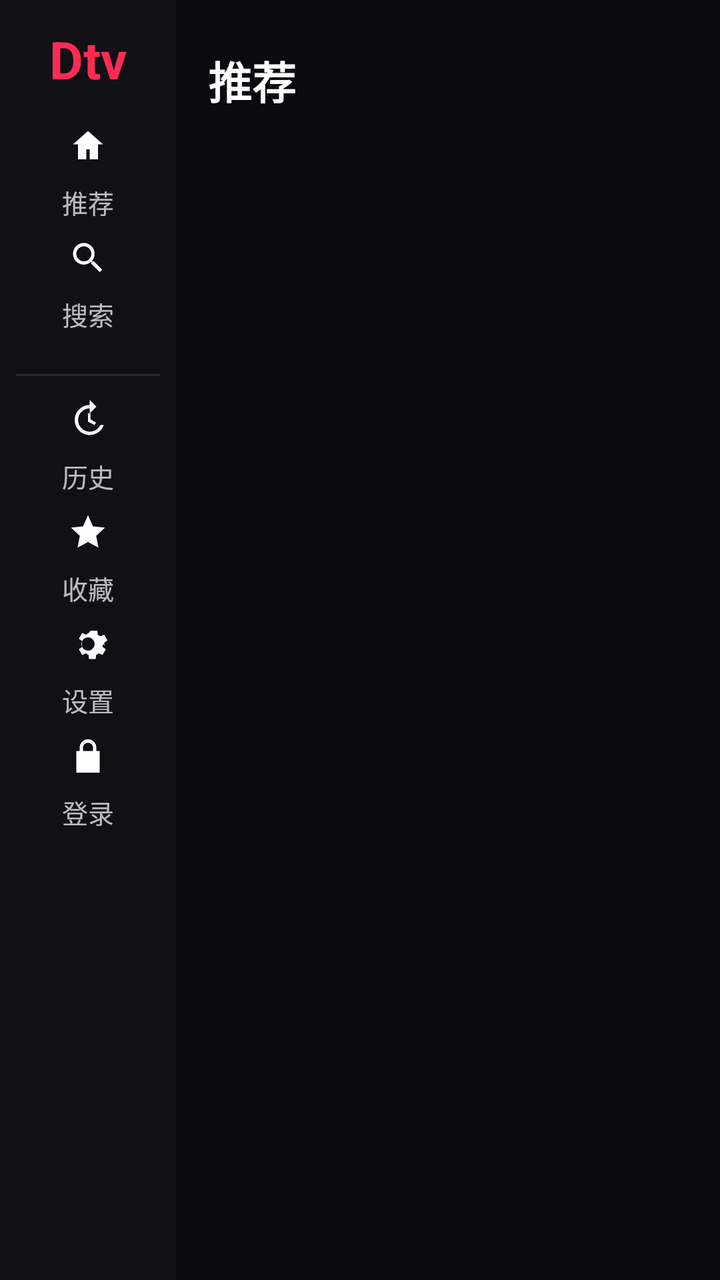
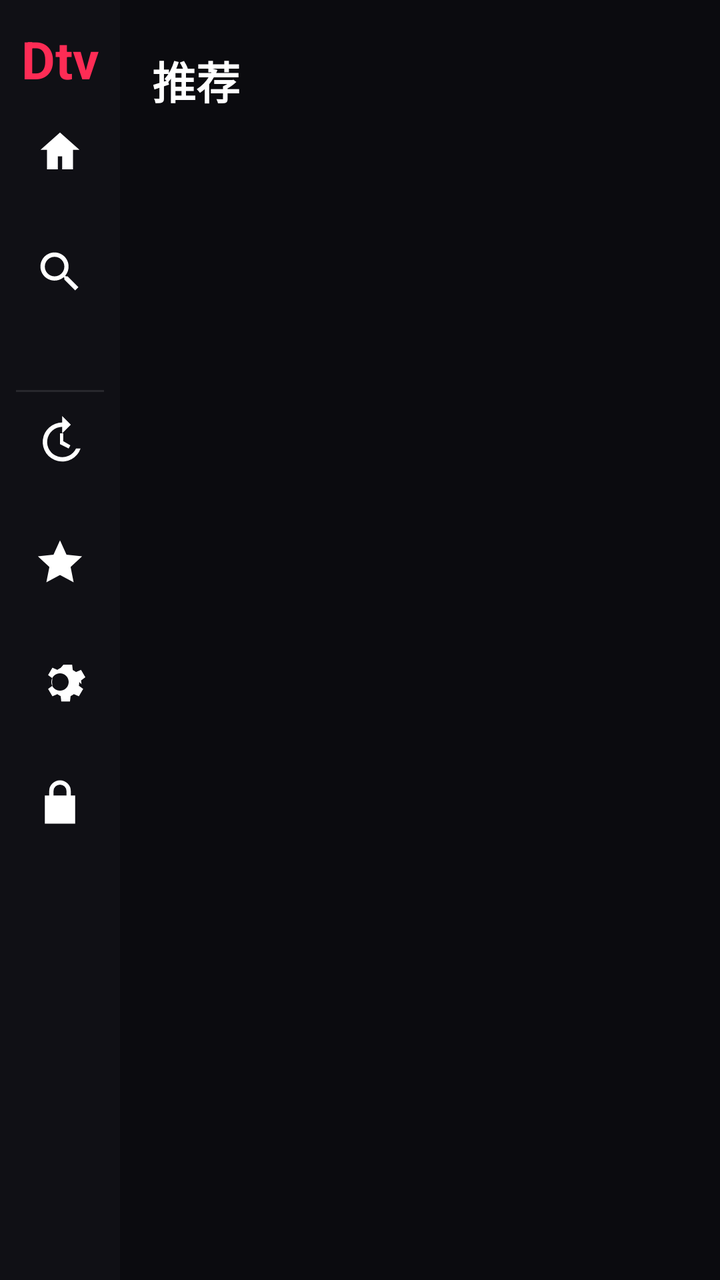

Before-and-after screenshots of an Android layout around one commit, followed by the original layout XML and the change that was made.
<!-- AndroidManifest.xml: application theme AppTheme -->
<!-- res/layout/activity_main.xml -->
<?xml version="1.0" encoding="utf-8"?>
<LinearLayout xmlns:android="http://schemas.android.com/apk/res/android"
    android:layout_width="match_parent"
    android:layout_height="match_parent"
    android:background="@color/bg_root"
    android:orientation="horizontal">

    
    <LinearLayout
        android:id="@+id/sidebar"
        android:layout_width="@dimen/tv_nav_width"
        android:layout_height="match_parent"
        android:background="@color/bg_nav"
        android:orientation="vertical"
        android:paddingLeft="@dimen/tv_nav_padding_h"
        android:paddingRight="@dimen/tv_nav_padding_h"
        android:paddingTop="@dimen/tv_nav_padding_v"
        android:paddingBottom="@dimen/tv_nav_padding_v">

        <TextView
            android:layout_width="match_parent"
            android:layout_height="wrap_content"
            android:layout_marginBottom="@dimen/space_m"
            android:gravity="center"
            android:text="Dtv"
            android:textColor="@color/brand"
            android:textSize="@dimen/tv_nav_logo_size"
            android:textStyle="bold" />

        
        <TextView
            android:id="@+id/navRecommend"
            android:layout_width="match_parent"
            android:layout_height="@dimen/tv_nav_item_height"
            android:layout_marginTop="@dimen/tv_nav_item_margin_v"
            android:background="@drawable/nav_item_bg"
            android:focusable="true"
            android:focusableInTouchMode="true"
            android:gravity="center"
            android:paddingLeft="@dimen/space_m"
            android:paddingRight="@dimen/space_m"
            android:drawableTop="@drawable/ic_nav_recommend"
        android:drawablePadding="@dimen/space_xs"
        android:includeFontPadding="false"
        android:text="推荐"
            android:textColor="@color/text_state"
            android:textSize="@dimen/tv_nav_text_size" />

        <TextView
            android:id="@+id/navSearch"
            android:layout_width="match_parent"
            android:layout_height="@dimen/tv_nav_item_height"
            android:layout_marginTop="@dimen/tv_nav_item_margin_v"
            android:background="@drawable/nav_item_bg"
            android:focusable="true"
            android:focusableInTouchMode="true"
            android:gravity="center"
            android:paddingLeft="@dimen/space_m"
            android:paddingRight="@dimen/space_m"
            android:drawableTop="@drawable/ic_nav_search"
        android:drawablePadding="@dimen/space_xs"
        android:includeFontPadding="false"
        android:text="搜索"
            android:textColor="@color/text_state"
            android:textSize="@dimen/tv_nav_text_size" />

        <View android:layout_width="match_parent" android:layout_height="@dimen/space_l" />

        <View
            android:layout_width="match_parent"
            android:layout_height="1dp"
            android:layout_marginBottom="@dimen/space_m"
            android:background="@color/divider" />

        
        <TextView
            android:id="@+id/navHistory"
            android:layout_width="match_parent"
            android:layout_height="@dimen/tv_nav_item_height"
            android:layout_marginBottom="@dimen/tv_nav_item_margin_v"
            android:background="@drawable/nav_item_bg"
            android:focusable="true"
            android:focusableInTouchMode="true"
            android:gravity="center"
            android:paddingLeft="@dimen/space_m"
            android:paddingRight="@dimen/space_m"
            android:drawableTop="@drawable/ic_nav_history"
        android:drawablePadding="@dimen/space_xs"
        android:includeFontPadding="false"
        android:text="历史"
            android:textColor="@color/text_state"
            android:textSize="@dimen/tv_nav_text_size" />

        <TextView
            android:id="@+id/navCollect"
            android:layout_width="match_parent"
            android:layout_height="@dimen/tv_nav_item_height"
            android:layout_marginBottom="@dimen/tv_nav_item_margin_v"
            android:background="@drawable/nav_item_bg"
            android:focusable="true"
            android:focusableInTouchMode="true"
            android:gravity="center"
            android:paddingLeft="@dimen/space_m"
            android:paddingRight="@dimen/space_m"
            android:drawableTop="@drawable/ic_nav_collect"
        android:drawablePadding="@dimen/space_xs"
        android:includeFontPadding="false"
        android:text="收藏"
            android:textColor="@color/text_state"
            android:textSize="@dimen/tv_nav_text_size" />

        <TextView
            android:id="@+id/navSettings"
            android:layout_width="match_parent"
            android:layout_height="@dimen/tv_nav_item_height"
            android:layout_marginBottom="@dimen/tv_nav_item_margin_v"
            android:background="@drawable/nav_item_bg"
            android:focusable="true"
            android:focusableInTouchMode="true"
            android:gravity="center"
            android:paddingLeft="@dimen/space_m"
            android:paddingRight="@dimen/space_m"
            android:drawableTop="@drawable/ic_nav_settings"
        android:drawablePadding="@dimen/space_xs"
        android:includeFontPadding="false"
        android:text="设置"
            android:textColor="@color/text_state"
            android:textSize="@dimen/tv_nav_text_size" />

        <TextView
            android:id="@+id/navLogin"
            android:layout_width="match_parent"
            android:layout_height="@dimen/tv_nav_item_height"
            android:background="@drawable/nav_item_bg"
            android:focusable="true"
            android:focusableInTouchMode="true"
            android:gravity="center"
            android:paddingLeft="@dimen/space_m"
            android:paddingRight="@dimen/space_m"
            android:drawableTop="@drawable/ic_nav_login"
        android:drawablePadding="@dimen/space_xs"
        android:includeFontPadding="false"
        android:text="登录"
            android:textColor="@color/text_state"
            android:textSize="@dimen/tv_nav_text_size" />
    </LinearLayout>

    
    <LinearLayout
        android:layout_width="0dp"
        android:layout_height="match_parent"
        android:layout_weight="1"
        android:orientation="vertical">

        
        <LinearLayout
            android:layout_width="match_parent"
            android:layout_height="wrap_content"
            android:gravity="center_vertical"
            android:orientation="horizontal"
            android:paddingLeft="@dimen/tv_content_padding"
            android:paddingRight="@dimen/tv_content_padding"
            android:paddingTop="@dimen/space_xl"
            android:paddingBottom="@dimen/space_m">

            <TextView
                android:id="@+id/tvSectionTitle"
                android:layout_width="wrap_content"
                android:layout_height="wrap_content"

        android:text="推荐"
                android:textColor="@color/text_primary"
                android:textSize="@dimen/tv_section_title_size"
                android:textStyle="bold" />

            <TextView
                android:id="@+id/tvCount"
                android:layout_width="wrap_content"
                android:layout_height="wrap_content"
                android:textColor="@color/text_tertiary"
                android:textSize="@dimen/text_caption" />

            <View
                android:layout_width="0dp"
                android:layout_height="1dp"
                android:layout_weight="1" />

            <TextView
                android:id="@+id/tvHint"
                android:layout_width="wrap_content"
                android:layout_height="wrap_content"
                android:gravity="right"
                android:textColor="@color/text_tertiary"
                android:textSize="@dimen/text_caption"     android:visibility="gone"
                />
        </LinearLayout>

        
        <HorizontalScrollView
            android:id="@+id/tabScroll"
            android:layout_width="match_parent"
            android:layout_height="wrap_content"
            android:paddingLeft="@dimen/tv_content_padding"
            android:paddingRight="@dimen/tv_content_padding"
            android:scrollbars="none">

            <LinearLayout
                android:id="@+id/tabContainer"
                android:layout_width="wrap_content"
                android:layout_height="wrap_content"
                android:orientation="horizontal" />
        </HorizontalScrollView>

        
        <FrameLayout
            android:layout_width="match_parent"
            android:layout_height="0dp"
            android:layout_weight="1"
            android:paddingLeft="@dimen/tv_content_padding"
            android:paddingRight="@dimen/tv_content_padding"
            android:paddingBottom="@dimen/tv_content_padding">

            <androidx.recyclerview.widget.RecyclerView
                android:id="@+id/gridView"
                android:layout_width="match_parent"
                android:layout_height="match_parent"
                android:clipToPadding="false"
                android:paddingTop="@dimen/space_m"
                android:paddingBottom="@dimen/infobar_height"
                android:scrollbars="none" />

              
              <LinearLayout
                  android:id="@+id/infobar"
                  android:visibility="gone"
                  android:layout_width="match_parent"
                  android:layout_height="@dimen/infobar_height"
                  android:layout_gravity="bottom"
                  android:background="@color/scrim_panel"
                  android:gravity="center_vertical"
                  android:orientation="horizontal"
                  android:paddingLeft="@dimen/space_m"
                  android:paddingRight="@dimen/space_m">

                  <TextView
                      android:id="@+id/tvInfoTitle"
                      android:layout_width="0dp"
                      android:layout_height="wrap_content"
                      android:layout_weight="1"
                      android:ellipsize="end"
                      android:maxLines="1"
                      android:textColor="@color/text_primary"
                      android:textSize="@dimen/infobar_title_size" />

                  <TextView
                      android:id="@+id/tvInfoMeta"
                      android:layout_width="wrap_content"
                      android:layout_height="wrap_content"
                      android:ellipsize="end"
                      android:maxLines="1"
                      android:textColor="@color/text_secondary"
                      android:textSize="@dimen/infobar_meta_size" />
              </LinearLayout>

            
            <LinearLayout
                android:id="@+id/placeholder"
                android:layout_width="match_parent"
                android:layout_height="match_parent"
                android:gravity="center"
                android:orientation="vertical"
                android:visibility="gone">

                <ProgressBar
                    android:id="@+id/pbLoading"
                    android:layout_width="@dimen/tv_placeholder_icon"
                    android:layout_height="@dimen/tv_placeholder_icon"
                    android:visibility="gone" />

                <TextView
                    android:id="@+id/tvPlaceholder"
                    android:layout_width="wrap_content"
                    android:layout_height="wrap_content"
                    android:layout_marginTop="@dimen/space_m"
                    android:gravity="center"
                    android:lineSpacingExtra="6dp"
                    android:textColor="@color/text_secondary"
                    android:textSize="@dimen/tv_placeholder_text" />

                <TextView
                    android:id="@+id/btnRetry"
                    android:layout_width="wrap_content"
                    android:layout_height="@dimen/tv_btn_height"
                    android:layout_marginTop="@dimen/tv_placeholder_btn_gap"
                    android:background="@drawable/focus_chip"
                    android:focusable="true"
                    android:focusableInTouchMode="true"
                    android:gravity="center"
                    android:minWidth="@dimen/tv_btn_min_width"
                    android:paddingLeft="@dimen/tv_btn_padding_h"
                    android:paddingRight="@dimen/tv_btn_padding_h"
                    android:text="重试"
                    android:textColor="@color/btn_text"
                    android:textSize="@dimen/tv_btn_text_size"
                    android:visibility="gone" />
            </LinearLayout>
        </FrameLayout>
    </LinearLayout>
</LinearLayout>
<!-- resources referenced by this layout -->
<resources>
  <color name="bg_nav">#FF101015</color>
  <color name="bg_root">#FF0B0B0F</color>
  <color name="brand">#FFFE2C55</color>
  <color name="divider">#1AFFFFFF</color>
  <color name="scrim_panel">#E61A1A22</color>
  <color name="text_primary">#FFFFFFFF</color>
  <dimen name="infobar_height">52dp</dimen>
  <dimen name="infobar_meta_size">14sp</dimen>
  <dimen name="infobar_title_size">18sp</dimen>
  <dimen name="space_l">16dp</dimen>
  <dimen name="space_m">12dp</dimen>
  <dimen name="space_xl">24dp</dimen>
  <dimen name="space_xs">4dp</dimen>
  <dimen name="text_caption">14sp</dimen>
  <dimen name="tv_btn_height">46dp</dimen>
  <dimen name="tv_btn_min_width">120dp</dimen>
  <dimen name="tv_btn_padding_h">24dp</dimen>
  <dimen name="tv_btn_text_size">18sp</dimen>
  <dimen name="tv_content_padding">16dp</dimen>
  <dimen name="tv_nav_item_height">52dp</dimen>
  <dimen name="tv_nav_logo_size">26dp</dimen>
  <dimen name="tv_nav_padding_h">8dp</dimen>
  <dimen name="tv_nav_padding_v">12dp</dimen>
  <dimen name="tv_nav_text_size">13sp</dimen>
  <dimen name="tv_nav_width">88dp</dimen>
  <!-- drawable ic_nav_collect (drawable) -->
  <?xml version="1.0" encoding="utf-8"?>
  <vector xmlns:android="http://schemas.android.com/apk/res/android"
      android:width="20dp" android:height="20dp"
      android:viewportWidth="24" android:viewportHeight="24">
      <path android:fillColor="#FFFFFFFF" android:pathData="M12 2l3 6.6 7.2.8-5.3 4.9 1.4 7.1L12 18l-6.3 3.4 1.4-7.1L1.8 9.4 9 8.6z" />
  </vector>
  <!-- drawable ic_nav_history (drawable) -->
  <?xml version="1.0" encoding="utf-8"?>
  <vector xmlns:android="http://schemas.android.com/apk/res/android"
      android:width="20dp" android:height="20dp"
      android:viewportWidth="24" android:viewportHeight="24">
      <path android:fillColor="#FFFFFFFF" android:pathData="M13 3a9 9 0 1 0 8.5 12h-2.1A7 7 0 1 1 13 5v3l4-4-4-4zm-1 5v5l4 2 .8-1.5-3.3-1.9V8z" />
  </vector>
  <!-- drawable ic_nav_login (drawable) -->
  <?xml version="1.0" encoding="utf-8"?>
  <vector xmlns:android="http://schemas.android.com/apk/res/android"
      android:width="20dp" android:height="20dp"
      android:viewportWidth="24" android:viewportHeight="24">
      <path android:fillColor="#FFFFFFFF" android:pathData="M12 2a5 5 0 0 0-5 5v2H5v13h14V9h-2V7a5 5 0 0 0-5-5zm-3 7V7a3 3 0 1 1 6 0v2z" />
  </vector>
  <!-- drawable ic_nav_recommend (drawable) -->
  <?xml version="1.0" encoding="utf-8"?>
  <vector xmlns:android="http://schemas.android.com/apk/res/android"
      android:width="20dp" android:height="20dp"
      android:viewportWidth="24" android:viewportHeight="24">
      <path android:fillColor="#FFFFFFFF" android:pathData="M12 3l9 8h-3v9h-5v-6h-2v6H6v-9H3z" />
  </vector>
  <!-- drawable ic_nav_search (drawable) -->
  <?xml version="1.0" encoding="utf-8"?>
  <vector xmlns:android="http://schemas.android.com/apk/res/android"
      android:width="20dp" android:height="20dp"
      android:viewportWidth="24" android:viewportHeight="24">
      <path android:fillColor="#FFFFFFFF" android:pathData="M15.5 14h-.8l-.3-.3a6.5 6.5 0 1 0-.7.7l.3.3v.8l5 5 1.5-1.5-5-5zm-6 0a4.5 4.5 0 1 1 0-9 4.5 4.5 0 0 1 0 9z" />
  </vector>
  <!-- drawable ic_nav_settings (drawable) -->
  <?xml version="1.0" encoding="utf-8"?>
  <vector xmlns:android="http://schemas.android.com/apk/res/android"
      android:width="20dp" android:height="20dp"
      android:viewportWidth="24" android:viewportHeight="24">
      <path android:fillColor="#FFFFFFFF" android:pathData="M12 8a4 4 0 1 0 0 8 4 4 0 0 0 0-8zm8.9 4c0 .6-.1 1.2-.2 1.7l2 1.5-2 3.4-2.3-1a7 7 0 0 1-1.5.9l-.3 2.5h-4l-.3-2.5a7 7 0 0 1-1.5-.9l-2.3 1-2-3.4 2-1.5a8 8 0 0 1 0-3.4l-2-1.5 2-3.4 2.3 1a7 7 0 0 1 1.5-.9L13.6 4h4l.3 2.5a7 7 0 0 1 1.5.9l2.3-1 2 3.4-2 1.5c.1.5.2 1.1.2 1.7z" />
  </vector>
  <dimen name="radius_m">10dp</dimen>
  <color name="bg_chip">#FF23232C</color>
  <color name="bg_surface_hi">#FF1F1F28</color>
  <dimen name="focus_stroke_width">2dp</dimen>
  <color name="focus_stroke">#FFFE2C55</color>
  <color name="brand_tint">#14FE2C55</color>
  <!-- unchanged entries left out for length: 10 -->
</resources>

<!-- the commit's change to res/layout/activity_main.xml (unified diff, before → after) -->
@@ -42,8 +42,8 @@
             android:drawableTop="@drawable/ic_nav_recommend"
         android:drawablePadding="@dimen/space_xs"
         android:includeFontPadding="false"
-        android:text="推荐"
-            android:textColor="@color/text_state"
+                            android:contentDescription="推荐"
+android:textColor="@color/text_state"
             android:textSize="@dimen/tv_nav_text_size" />
 
         <TextView
@@ -60,8 +60,8 @@
             android:drawableTop="@drawable/ic_nav_search"
         android:drawablePadding="@dimen/space_xs"
         android:includeFontPadding="false"
-        android:text="搜索"
-            android:textColor="@color/text_state"
+                            android:contentDescription="搜索"
+android:textColor="@color/text_state"
             android:textSize="@dimen/tv_nav_text_size" />
 
         <View android:layout_width="match_parent" android:layout_height="@dimen/space_l" />
@@ -87,8 +87,8 @@
             android:drawableTop="@drawable/ic_nav_history"
         android:drawablePadding="@dimen/space_xs"
         android:includeFontPadding="false"
-        android:text="历史"
-            android:textColor="@color/text_state"
+                            android:contentDescription="历史"
+android:textColor="@color/text_state"
             android:textSize="@dimen/tv_nav_text_size" />
 
         <TextView
@@ -105,8 +105,8 @@
             android:drawableTop="@drawable/ic_nav_collect"
         android:drawablePadding="@dimen/space_xs"
         android:includeFontPadding="false"
-        android:text="收藏"
-            android:textColor="@color/text_state"
+                            android:contentDescription="收藏"
+android:textColor="@color/text_state"
             android:textSize="@dimen/tv_nav_text_size" />
 
         <TextView
@@ -123,8 +123,8 @@
             android:drawableTop="@drawable/ic_nav_settings"
         android:drawablePadding="@dimen/space_xs"
         android:includeFontPadding="false"
-        android:text="设置"
-            android:textColor="@color/text_state"
+                            android:contentDescription="设置"
+android:textColor="@color/text_state"
             android:textSize="@dimen/tv_nav_text_size" />
 
         <TextView
@@ -140,8 +140,8 @@
             android:drawableTop="@drawable/ic_nav_login"
         android:drawablePadding="@dimen/space_xs"
         android:includeFontPadding="false"
-        android:text="登录"
-            android:textColor="@color/text_state"
+                            android:contentDescription="登录"
+android:textColor="@color/text_state"
             android:textSize="@dimen/tv_nav_text_size" />
     </LinearLayout>
 
<!-- resource entries referenced after the edit -->
@@ -19,51 +19,51 @@
   <dimen name="tv_btn_padding_h">24dp</dimen>
   <dimen name="tv_btn_text_size">18sp</dimen>
   <dimen name="tv_content_padding">16dp</dimen>
-  <dimen name="tv_nav_item_height">52dp</dimen>
+  <dimen name="tv_nav_item_height">56dp</dimen>
   <dimen name="tv_nav_logo_size">26dp</dimen>
   <dimen name="tv_nav_padding_h">8dp</dimen>
   <dimen name="tv_nav_padding_v">12dp</dimen>
-  <dimen name="tv_nav_text_size">13sp</dimen>
-  <dimen name="tv_nav_width">88dp</dimen>
+  <dimen name="tv_nav_text_size">12sp</dimen>
+  <dimen name="tv_nav_width">60dp</dimen>
   <!-- drawable ic_nav_collect (drawable) -->
   <?xml version="1.0" encoding="utf-8"?>
   <vector xmlns:android="http://schemas.android.com/apk/res/android"
-      android:width="20dp" android:height="20dp"
+      android:width="26dp" android:height="26dp"
       android:viewportWidth="24" android:viewportHeight="24">
       <path android:fillColor="#FFFFFFFF" android:pathData="M12 2l3 6.6 7.2.8-5.3 4.9 1.4 7.1L12 18l-6.3 3.4 1.4-7.1L1.8 9.4 9 8.6z" />
   </vector>
   <!-- drawable ic_nav_history (drawable) -->
   <?xml version="1.0" encoding="utf-8"?>
   <vector xmlns:android="http://schemas.android.com/apk/res/android"
-      android:width="20dp" android:height="20dp"
+      android:width="26dp" android:height="26dp"
       android:viewportWidth="24" android:viewportHeight="24">
       <path android:fillColor="#FFFFFFFF" android:pathData="M13 3a9 9 0 1 0 8.5 12h-2.1A7 7 0 1 1 13 5v3l4-4-4-4zm-1 5v5l4 2 .8-1.5-3.3-1.9V8z" />
   </vector>
   <!-- drawable ic_nav_login (drawable) -->
   <?xml version="1.0" encoding="utf-8"?>
   <vector xmlns:android="http://schemas.android.com/apk/res/android"
-      android:width="20dp" android:height="20dp"
+      android:width="26dp" android:height="26dp"
       android:viewportWidth="24" android:viewportHeight="24">
       <path android:fillColor="#FFFFFFFF" android:pathData="M12 2a5 5 0 0 0-5 5v2H5v13h14V9h-2V7a5 5 0 0 0-5-5zm-3 7V7a3 3 0 1 1 6 0v2z" />
   </vector>
   <!-- drawable ic_nav_recommend (drawable) -->
   <?xml version="1.0" encoding="utf-8"?>
   <vector xmlns:android="http://schemas.android.com/apk/res/android"
-      android:width="20dp" android:height="20dp"
+      android:width="26dp" android:height="26dp"
       android:viewportWidth="24" android:viewportHeight="24">
       <path android:fillColor="#FFFFFFFF" android:pathData="M12 3l9 8h-3v9h-5v-6h-2v6H6v-9H3z" />
   </vector>
   <!-- drawable ic_nav_search (drawable) -->
   <?xml version="1.0" encoding="utf-8"?>
   <vector xmlns:android="http://schemas.android.com/apk/res/android"
-      android:width="20dp" android:height="20dp"
+      android:width="26dp" android:height="26dp"
       android:viewportWidth="24" android:viewportHeight="24">
       <path android:fillColor="#FFFFFFFF" android:pathData="M15.5 14h-.8l-.3-.3a6.5 6.5 0 1 0-.7.7l.3.3v.8l5 5 1.5-1.5-5-5zm-6 0a4.5 4.5 0 1 1 0-9 4.5 4.5 0 0 1 0 9z" />
   </vector>
   <!-- drawable ic_nav_settings (drawable) -->
   <?xml version="1.0" encoding="utf-8"?>
   <vector xmlns:android="http://schemas.android.com/apk/res/android"
-      android:width="20dp" android:height="20dp"
+      android:width="26dp" android:height="26dp"
       android:viewportWidth="24" android:viewportHeight="24">
       <path android:fillColor="#FFFFFFFF" android:pathData="M12 8a4 4 0 1 0 0 8 4 4 0 0 0 0-8zm8.9 4c0 .6-.1 1.2-.2 1.7l2 1.5-2 3.4-2.3-1a7 7 0 0 1-1.5.9l-.3 2.5h-4l-.3-2.5a7 7 0 0 1-1.5-.9l-2.3 1-2-3.4 2-1.5a8 8 0 0 1 0-3.4l-2-1.5 2-3.4 2.3 1a7 7 0 0 1 1.5-.9L13.6 4h4l.3 2.5a7 7 0 0 1 1.5.9l2.3-1 2 3.4-2 1.5c.1.5.2 1.1.2 1.7z" />
   </vector>
